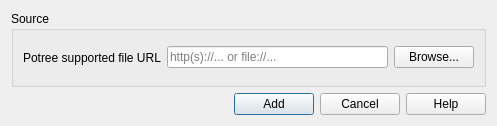
Old version of the form gui/ui/addpclayerdialog.ui in the repository minorua/Qgis2threejs.
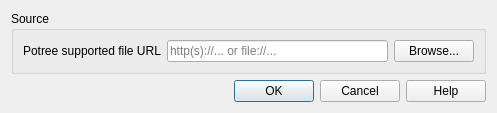
New version of the form.

Commit message: use QDialogButtonBox in all dialog boxes for GUI consistency

```diff
--- a/gui/ui/addpclayerdialog.ui
+++ b/gui/ui/addpclayerdialog.ui
@@ -7,7 +7,7 @@
     <x>0</x>
     <y>0</y>
     <width>497</width>
-    <height>126</height>
+    <height>102</height>
    </rect>
   </property>
   <property name="windowTitle">
@@ -48,45 +48,11 @@
     </widget>
    </item>
    <item>
-    <layout class="QHBoxLayout" name="horizontalLayout">
-     <item>
-      <spacer name="horizontalSpacer">
-       <property name="orientation">
-        <enum>Qt::Horizontal</enum>
-       </property>
-       <property name="sizeHint" stdset="0">
-        <size>
-         <width>40</width>
-         <height>20</height>
-        </size>
-       </property>
-      </spacer>
-     </item>
-     <item>
-      <widget class="QPushButton" name="pushButton_Add">
-       <property name="text">
-        <string>Add</string>
-       </property>
-       <property name="default">
-        <bool>true</bool>
-       </property>
-      </widget>
-     </item>
-     <item>
-      <widget class="QPushButton" name="pushButton_Cancel">
-       <property name="text">
-        <string>Cancel</string>
-       </property>
-      </widget>
-     </item>
-     <item>
-      <widget class="QPushButton" name="pushButtonHelp">
-       <property name="text">
-        <string>Help</string>
-       </property>
-      </widget>
-     </item>
-    </layout>
+    <widget class="QDialogButtonBox" name="buttonBox">
+     <property name="standardButtons">
+      <set>QDialogButtonBox::Cancel|QDialogButtonBox::Help|QDialogButtonBox::Ok</set>
+     </property>
+    </widget>
    </item>
   </layout>
  </widget>
```
Left out of the diff: 26 changed lines with no effect on the pictures. The commit also changes 5 other files.
